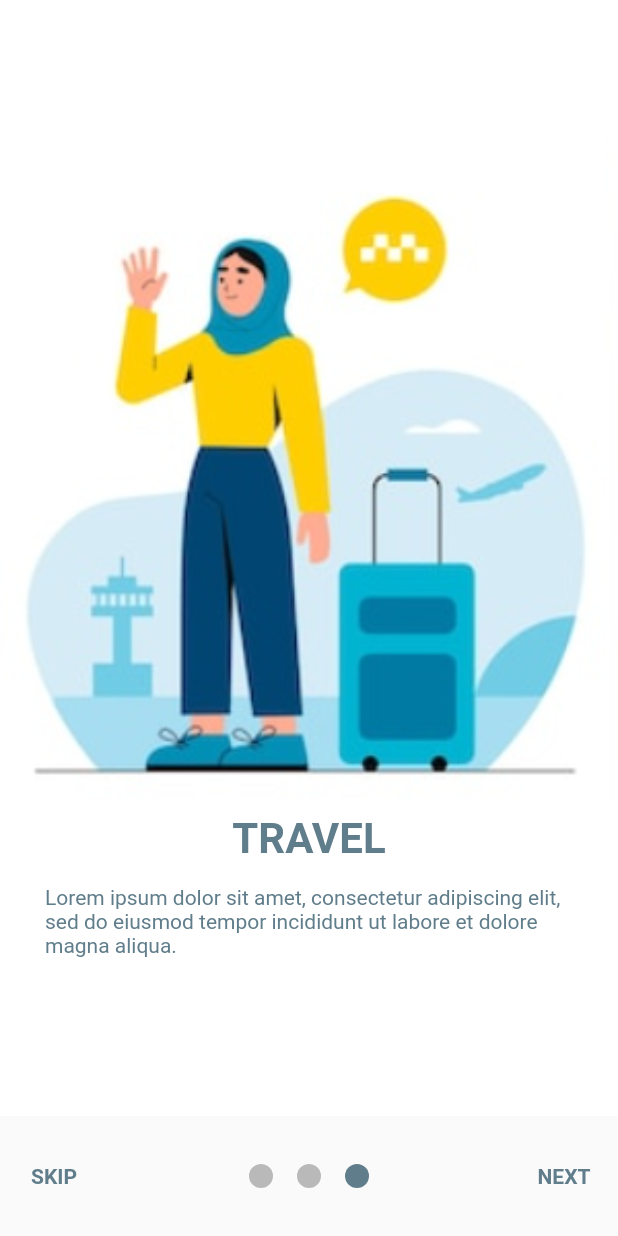
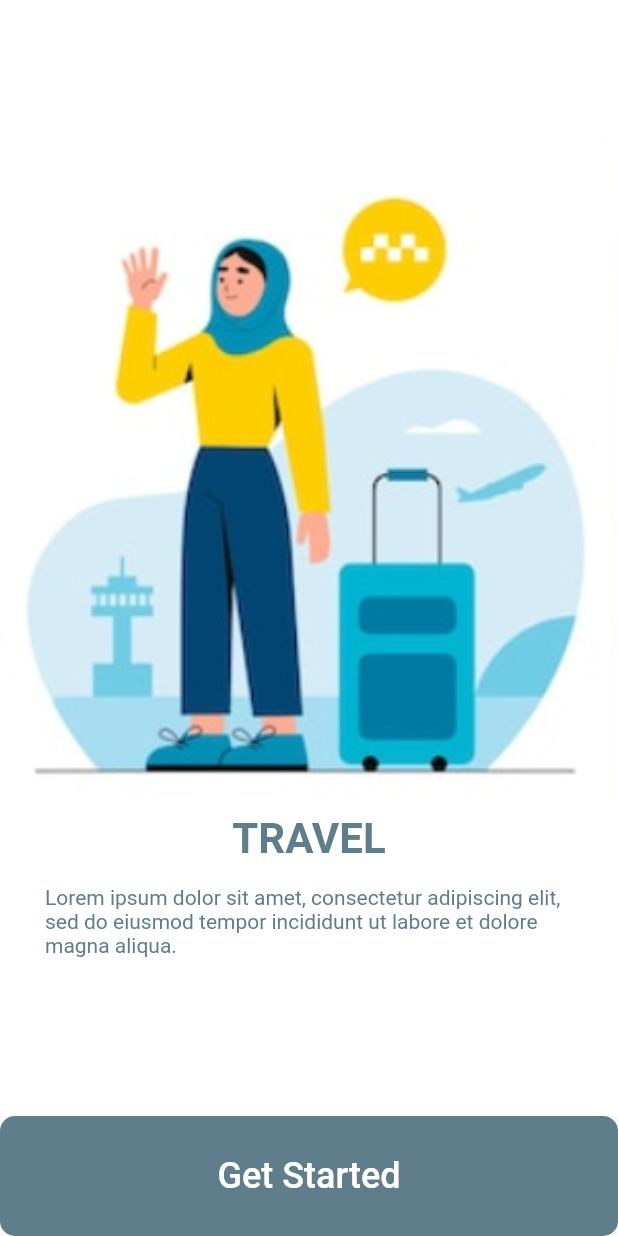
Before and after one commit to gulsenkeskin/onboarding, a Flutter app: the screen it shows after launch, after a tap on "SKIP", on a phone screen of 412 x 824 dp. Run offline on Flutter 3.47's test engine with Material 2 defaults, Android fonts, the phone set to English and light mode, and no system bars; drawn by our look-alikes of smooth_page_indicator.

Commit message:
Update onboarding.dart

```diff
--- a/lib/onboarding.dart
+++ b/lib/onboarding.dart
@@ -1,4 +1,5 @@
 import 'package:flutter/material.dart';
+import 'package:onboarding/home_page.dart';
 import 'package:smooth_page_indicator/smooth_page_indicator.dart';
 
 class OnboardingPage extends StatefulWidget {
@@ -10,7 +11,9 @@ class OnboardingPage extends StatefulWidget {
 
 class _OnboardingPageState extends State<OnboardingPage> {
   final controller = PageController();
-  final String loremIpsum="Lorem ipsum dolor sit amet, consectetur adipiscing elit, sed do eiusmod tempor incididunt ut labore et dolore magna aliqua.";
+  bool isLastPage = false;
+  final String loremIpsum =
+      "Lorem ipsum dolor sit amet, consectetur adipiscing elit, sed do eiusmod tempor incididunt ut labore et dolore magna aliqua.";
   @override
   void dispose() {
     controller.dispose();
@@ -23,14 +26,43 @@ class _OnboardingPageState extends State<OnboardingPage> {
           padding: const EdgeInsets.only(bottom: 80),
           child: PageView(
             controller: controller,
+            onPageChanged: (index) {
+              setState(() => isLastPage = index == 2);
+            },
             children: [
-             buildPage(urlImage: 'assets/1.png', title: 'TRAVEL', subtitle:loremIpsum),
-              buildPage( urlImage: 'assets/2.png', title: 'TRAVEL', subtitle:loremIpsum),
-              buildPage( urlImage: 'assets/3.png', title: 'TRAVEL', subtitle:loremIpsum)
+              buildPage(
+                  urlImage: 'assets/1.png',
+                  title: 'TRAVEL',
+                  subtitle: loremIpsum),
+              buildPage(
+                  urlImage: 'assets/2.png',
+                  title: 'TRAVEL',
+                  subtitle: loremIpsum),
+              buildPage(
+                  urlImage: 'assets/3.png',
+                  title: 'TRAVEL',
+                  subtitle: loremIpsum)
             ],
           ),
         ),
-        bottomSheet: Container(
+        bottomSheet: isLastPage
+            ? TextButton(
+                onPressed: () async {
+                  Navigator.of(context).pushReplacement(MaterialPageRoute(
+                      builder: (context) => const HomePage()));
+                },
+                child: const Text(
+                  'Get Started',
+                  style: TextStyle(fontSize: 24),
+                ),
+                style: TextButton.styleFrom(
+                    shape: RoundedRectangleBorder(
+                        borderRadius: BorderRadius.circular(10)),
+                    primary: Colors.white,
+                    backgroundColor: Colors.blueGrey,
+                    minimumSize: const Size.fromHeight(80)),
+              )
+            : Container(
                 padding: const EdgeInsets.symmetric(horizontal: 4),
                 height: 80,
                 child: Row(
@@ -38,12 +70,15 @@ class _OnboardingPageState extends State<OnboardingPage> {
                   children: [
                     TextButton(
                         onPressed: () => controller.jumpToPage(2),
-                  child:  Text('SKIP', style: buildTextStyle(),)),
+                        child: Text(
+                          'SKIP',
+                          style: buildTextStyle(),
+                        )),
                     Center(
                       child: SmoothPageIndicator(
                         controller: controller,
                         count: 3,
-                  effect:const WormEffect(
+                        effect: const WormEffect(
                             spacing: 16,
                             dotColor: Colors.black26,
                             activeDotColor: Colors.blueGrey),
@@ -56,22 +91,37 @@ class _OnboardingPageState extends State<OnboardingPage> {
                         onPressed: () => controller.nextPage(
                             duration: const Duration(milliseconds: 500),
                             curve: Curves.easeInOut),
-                  child:  Text('NEXT', style: buildTextStyle(),))
+                        child: Text(
+                          'NEXT',
+                          style: buildTextStyle(),
+                        ))
                   ],
                 ),
               ),
       );
 
-  TextStyle buildTextStyle() =>const TextStyle(color: Colors.blueGrey, fontWeight: FontWeight.bold);
+  TextStyle buildTextStyle() =>
+      const TextStyle(color: Colors.blueGrey, fontWeight: FontWeight.bold);
 
-
-  Widget buildPage({  required String urlImage, required String title, required String subtitle, Color? color,})=> Container(
+  Widget buildPage({
+    required String urlImage,
+    required String title,
+    required String subtitle,
+    Color? color,
+  }) =>
+      Container(
         color: color ?? Colors.white,
         child: Column(
           mainAxisAlignment: MainAxisAlignment.center,
           children: [
-        Image.asset(urlImage, fit:BoxFit.cover, width:  double.infinity,),
-        const SizedBox(height: 10,),
+            Image.asset(
+              urlImage,
+              fit: BoxFit.cover,
+              width: double.infinity,
+            ),
+            const SizedBox(
+              height: 10,
+            ),
             Text(
               title,
               style: const TextStyle(
@@ -86,7 +136,6 @@ class _OnboardingPageState extends State<OnboardingPage> {
                 subtitle,
                 style: const TextStyle(color: Colors.blueGrey),
               ),
-
             )
           ],
         ),
```
Lines whose indentation alone changed are shown as unchanged.
